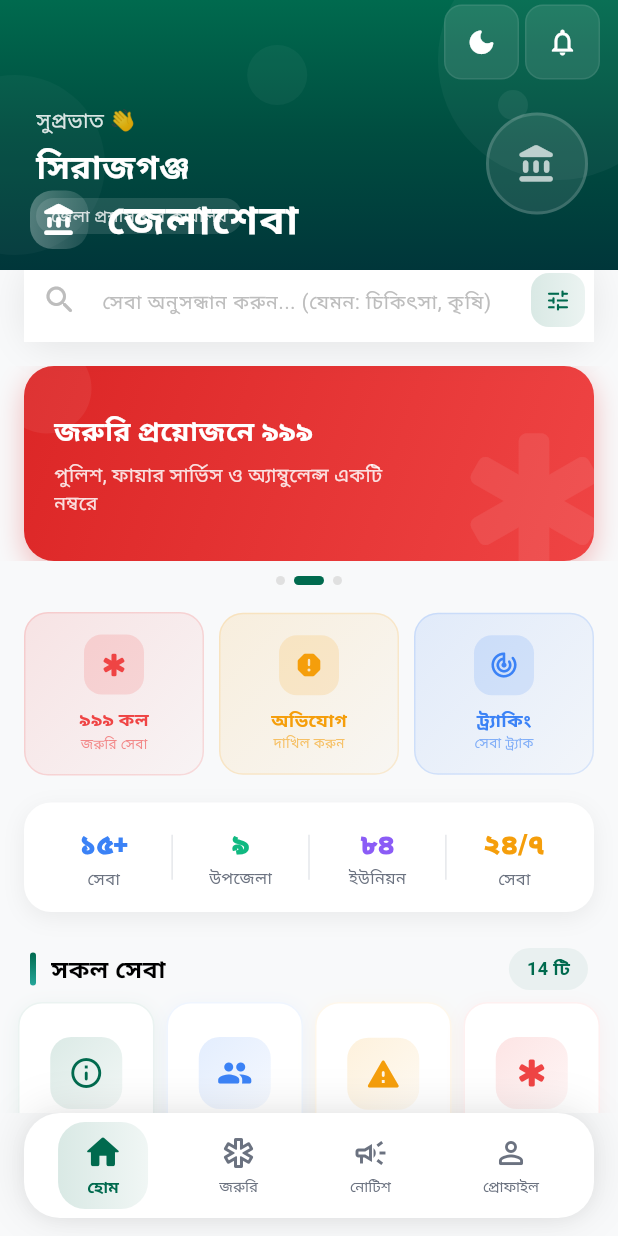
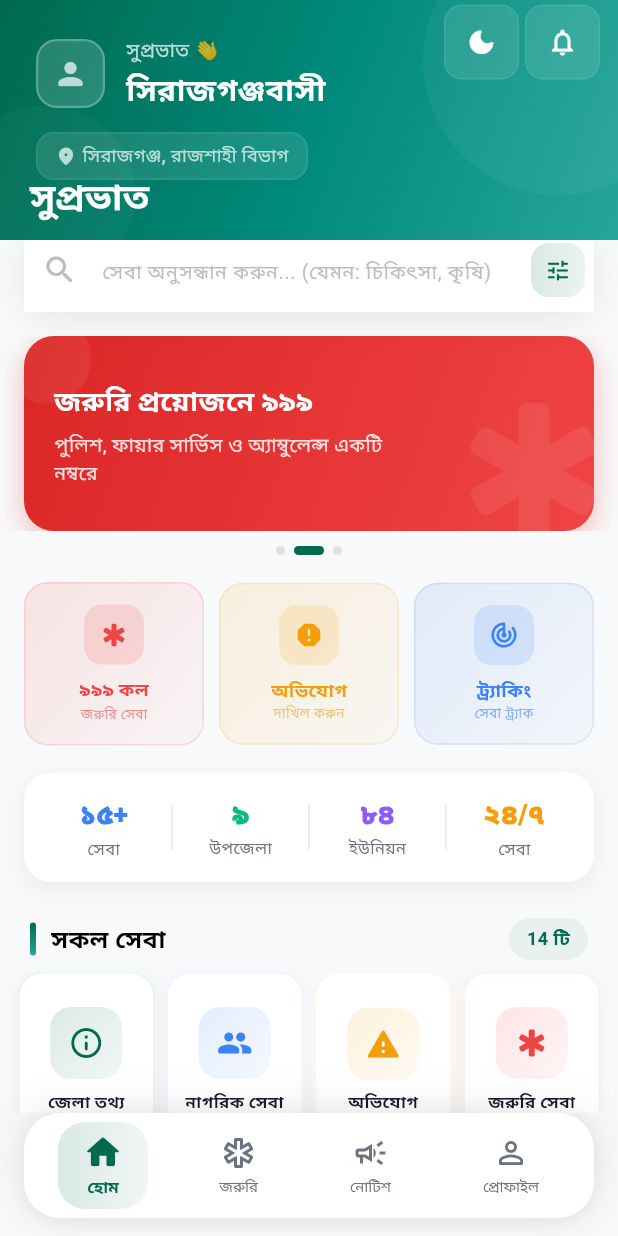
Before and after one commit to Atikul-debug/Jelasheba-App, a Flutter app: the screen it shows after launch, on a phone screen of 412 x 824 dp. Run offline on Flutter 3.47's test engine with Material 3 defaults, Android fonts, the phone set to English and light mode, and no system bars; our stand-ins replace shared_preferences.

Commit message:
Redesign home header - clean modern style, remove জেলাশেবা/কার্যালয়/building icon
Removed:
- "জেলাশেবা" title text from header
- "জেলা প্রশাসকের কার্যালয়" badge
- Building icon (right side circle)
- _buildDecorativeCircles method
- app_constants import

New header design:
- User avatar (first letter or person icon) with rounded square
- Greeting: "সুপ্রভাত 👋" (time-based)
- Name: user name or "সিরাজগঞ্জবাসী" if not logged in
- Location badge: "📍 সিরাজগঞ্জ, রাজশাহী বিভাগ"
- 3-color gradient: deep green → teal → light teal
- Dark mode: dark surface → dark blue gradient
- Subtle circle patterns (only 2, not 4)
- Compact height: 160px (was 180px)
- Pinned title shows greeting when scrolled

Co-Authored-By: Claude Opus 4.6 (1M context) <noreply@anthropic.com>

```diff
--- a/lib/features/home/screens/home_screen.dart
+++ b/lib/features/home/screens/home_screen.dart
@@ -2,7 +2,6 @@ import 'package:flutter/material.dart';
 import 'package:flutter/services.dart';
 import 'package:provider/provider.dart';
 import '../../../core/constants/app_colors.dart';
-import '../../../core/constants/app_constants.dart';
 import '../../../core/providers/app_provider.dart';
 import '../../../core/utils/helpers.dart';
 import '../../district_info/screens/district_info_screen.dart';
@@ -173,71 +172,98 @@ class _HomeScreenState extends State<HomeScreen> with TickerProviderStateMixin {
     return CustomScrollView(
       physics: const BouncingScrollPhysics(),
       slivers: [
-        // Premium Header
+        // Clean Modern Header
         SliverAppBar(
-          expandedHeight: 180,
+          expandedHeight: 160,
           floating: false,
           pinned: true,
           stretch: true,
           backgroundColor: isDark ? AppColors.darkSurface : AppColors.primary,
           flexibleSpace: FlexibleSpaceBar(
             titlePadding: const EdgeInsets.only(left: 20, bottom: 14),
-            title: Row(
-              mainAxisSize: MainAxisSize.min,
-              children: [
-                Container(
-                  padding: const EdgeInsets.all(5),
-                  decoration: BoxDecoration(
-                    gradient: LinearGradient(colors: [Colors.white.withValues(alpha: 0.3), Colors.white.withValues(alpha: 0.1)]),
-                    borderRadius: BorderRadius.circular(10),
-                  ),
-                  child: const Icon(Icons.account_balance_rounded, size: 16, color: Colors.white),
-                ),
-                const SizedBox(width: 8),
-                const Text('জেলাশেবা', style: TextStyle(fontWeight: FontWeight.w800, color: Colors.white, fontSize: 18, letterSpacing: 0.5)),
-              ],
+            title: Text(
+              _getGreeting(),
+              style: const TextStyle(fontWeight: FontWeight.w700, color: Colors.white, fontSize: 16),
             ),
             background: Container(
-              decoration: const BoxDecoration(gradient: AppColors.headerGradient),
+              decoration: BoxDecoration(
+                gradient: LinearGradient(
+                  begin: Alignment.topLeft,
+                  end: Alignment.bottomRight,
+                  colors: isDark
+                      ? [AppColors.darkSurface, const Color(0xFF1A2332)]
+                      : [const Color(0xFF006A4E), const Color(0xFF00897B), const Color(0xFF26A69A)],
+                ),
+              ),
               child: Stack(
                 children: [
-                  // Animated pattern
-                  ..._buildDecorativeCircles(),
-                  // Greeting content
-                  Positioned(
-                    left: 24, top: 70, right: 80,
+                  // Subtle pattern
+                  Positioned(top: -50, right: -50, child: Container(width: 180, height: 180, decoration: BoxDecoration(shape: BoxShape.circle, color: Colors.white.withValues(alpha: 0.04)))),
+                  Positioned(bottom: -30, left: -30, child: Container(width: 120, height: 120, decoration: BoxDecoration(shape: BoxShape.circle, color: Colors.white.withValues(alpha: 0.03)))),
+                  // Content
+                  SafeArea(
+                    child: Padding(
+                      padding: const EdgeInsets.fromLTRB(24, 16, 24, 0),
+                      child: Column(
+                        crossAxisAlignment: CrossAxisAlignment.start,
+                        children: [
+                          const SizedBox(height: 8),
+                          // User greeting
+                          Row(
+                            children: [
+                              // Avatar
+                              Container(
+                                width: 46, height: 46,
+                                decoration: BoxDecoration(
+                                  color: Colors.white.withValues(alpha: 0.15),
+                                  borderRadius: BorderRadius.circular(14),
+                                  border: Border.all(color: Colors.white.withValues(alpha: 0.25), width: 1.5),
+                                ),
+                                child: Center(
+                                  child: appProvider.isLoggedIn
+                                      ? Text(appProvider.userName.isNotEmpty ? appProvider.userName[0].toUpperCase() : 'U', style: const TextStyle(color: Colors.white, fontSize: 20, fontWeight: FontWeight.w800))
+                                      : const Icon(Icons.person_rounded, color: Colors.white70, size: 24),
+                                ),
+                              ),
+                              const SizedBox(width: 14),
+                              Expanded(
                                 child: Column(
                                   crossAxisAlignment: CrossAxisAlignment.start,
                                   children: [
                                     Text(
                                       '${_getGreeting()} 👋',
-                          style: TextStyle(color: Colors.white.withValues(alpha: 0.85), fontSize: 14, fontWeight: FontWeight.w500),
+                                      style: TextStyle(color: Colors.white.withValues(alpha: 0.75), fontSize: 13, fontWeight: FontWeight.w400),
                                     ),
-                        const SizedBox(height: 4),
+                                    const SizedBox(height: 2),
                                     Text(
-                          appProvider.isLoggedIn ? appProvider.userName : AppConstants.districtName,
-                          style: const TextStyle(color: Colors.white, fontSize: 22, fontWeight: FontWeight.w800, letterSpacing: 0.3),
-                        ),
-                        const SizedBox(height: 6),
-                        Container(
-                          padding: const EdgeInsets.symmetric(horizontal: 10, vertical: 4),
-                          decoration: BoxDecoration(color: Colors.white.withValues(alpha: 0.12), borderRadius: BorderRadius.circular(20)),
-                          child: Text('জেলা প্রশাসকের কার্যালয়', style: TextStyle(color: Colors.white.withValues(alpha: 0.8), fontSize: 11, fontWeight: FontWeight.w500)),
+                                      appProvider.isLoggedIn ? appProvider.userName : 'সিরাজগঞ্জবাসী',
+                                      style: const TextStyle(color: Colors.white, fontSize: 20, fontWeight: FontWeight.w800),
                                     ),
                                   ],
                                 ),
                               ),
-                  // Right side decoration
-                  Positioned(
-                    right: 20, top: 75,
-                    child: Container(
-                      padding: const EdgeInsets.all(18),
+                            ],
+                          ),
+                          const SizedBox(height: 14),
+                          // Location badge
+                          Container(
+                            padding: const EdgeInsets.symmetric(horizontal: 12, vertical: 6),
                             decoration: BoxDecoration(
                               color: Colors.white.withValues(alpha: 0.1),
-                        shape: BoxShape.circle,
-                        border: Border.all(color: Colors.white.withValues(alpha: 0.15), width: 2),
+                              borderRadius: BorderRadius.circular(12),
+                              border: Border.all(color: Colors.white.withValues(alpha: 0.1)),
                             ),
-                      child: const Icon(Icons.account_balance_rounded, size: 28, color: Colors.white70),
+                            child: Row(
+                              mainAxisSize: MainAxisSize.min,
+                              children: [
+                                Icon(Icons.location_on_rounded, size: 14, color: Colors.white.withValues(alpha: 0.7)),
+                                const SizedBox(width: 4),
+                                Text('সিরাজগঞ্জ, রাজশাহী বিভাগ', style: TextStyle(color: Colors.white.withValues(alpha: 0.7), fontSize: 12, fontWeight: FontWeight.w500)),
+                              ],
+                            ),
+                          ),
+                        ],
+                      ),
                     ),
                   ),
                 ],
@@ -632,14 +658,6 @@ class _HomeScreenState extends State<HomeScreen> with TickerProviderStateMixin {
     );
   }
 
-  List<Positioned> _buildDecorativeCircles() {
-    return [
-      Positioned(top: -40, right: -40, child: Container(width: 160, height: 160, decoration: BoxDecoration(shape: BoxShape.circle, color: Colors.white.withValues(alpha: 0.04)))),
-      Positioned(bottom: 10, left: -50, child: Container(width: 120, height: 120, decoration: BoxDecoration(shape: BoxShape.circle, color: Colors.white.withValues(alpha: 0.03)))),
-      Positioned(top: 30, left: MediaQuery.of(context).size.width * 0.4, child: Container(width: 40, height: 40, decoration: BoxDecoration(shape: BoxShape.circle, color: Colors.white.withValues(alpha: 0.04)))),
-      Positioned(top: 60, right: 60, child: Container(width: 20, height: 20, decoration: BoxDecoration(shape: BoxShape.circle, color: Colors.white.withValues(alpha: 0.06)))),
-    ];
-  }
 
   Widget _buildAppBarAction({required IconData icon, required VoidCallback onTap, bool showBadge = false}) {
     return Container(
```
Lines whose indentation alone changed are shown as unchanged.
